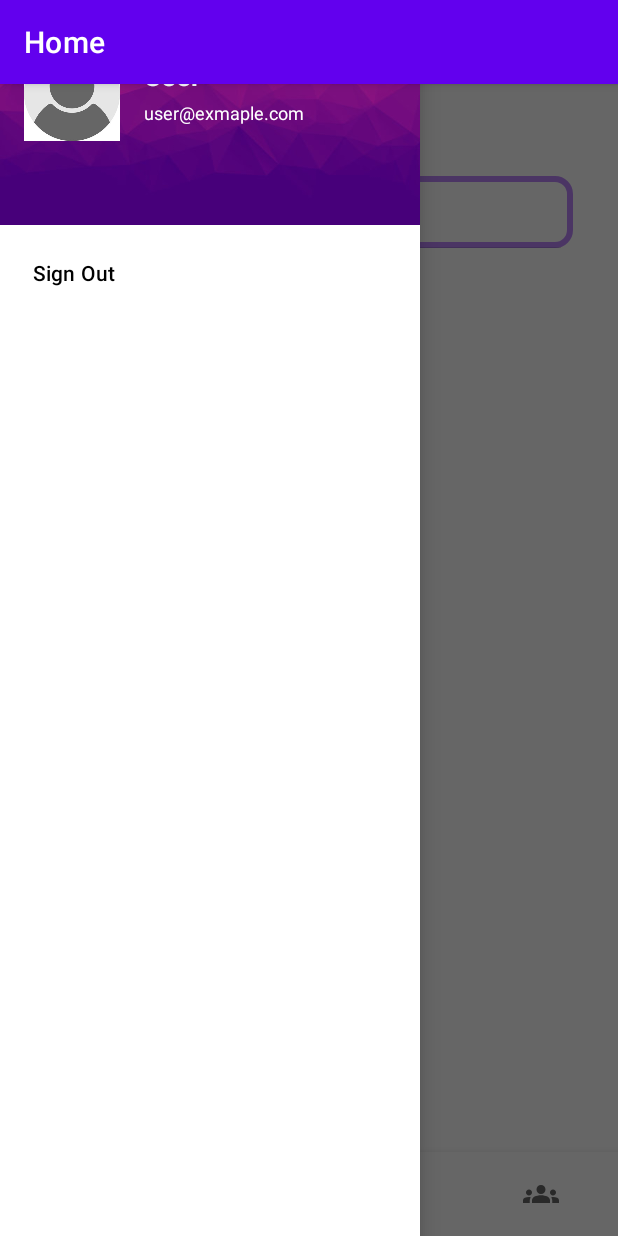
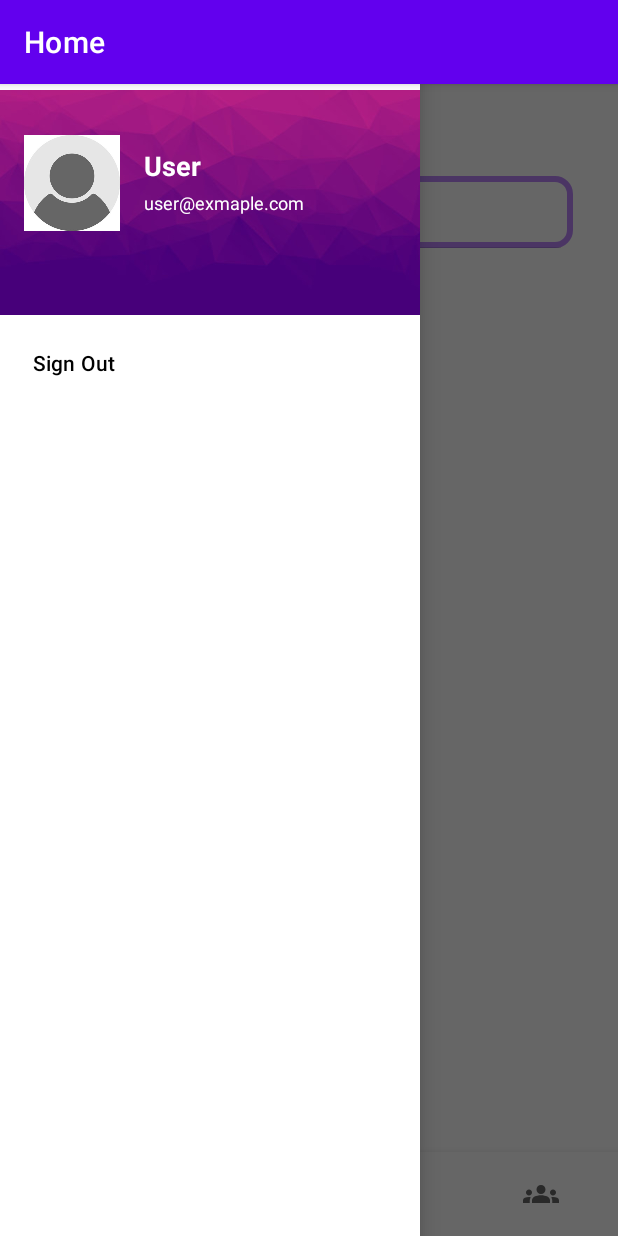
Before and after one commit to salmanayazz/screen-time-manager, an Android app: the screen it shows after launch (MainActivity), with the side drawer open, on a phone screen of 412 x 824 dp. Run offline under Robolectric (Android 15) with nearby library versions, the phone set to English and light mode, and no system bars; our stand-ins replace Firebase (no records; nobody signed in at launch, a user with empty details on screens opened directly), navigation-ui.

Commit message:
fixed the swipe bar temporarily

```diff
--- a/app/src/main/java/com/example/screentimemanager/ui/appsetting/AppSettingActivity.kt
+++ b/app/src/main/java/com/example/screentimemanager/ui/appsetting/AppSettingActivity.kt
@@ -14,7 +14,7 @@ import com.example.screentimemanager.data.local.app.AppDatabase
 import com.example.screentimemanager.data.local.usage.UsageDatabase
 import com.example.screentimemanager.data.repository.AppRepository
 import com.example.screentimemanager.data.repository.UsageRepository
-import com.example.screentimemanager.ui.AppSettingViewModel
+import com.example.screentimemanager.ui.appSetting.AppSettingViewModel
 import com.example.screentimemanager.util.Compat.getParcelableExtraCompat
 import com.google.android.material.switchmaterial.SwitchMaterial
 import com.google.firebase.database.FirebaseDatabase
--- a/app/src/main/java/com/example/screentimemanager/ui/AppSettingViewModel.kt
+++ b/app/src/main/java/com/example/screentimemanager/ui/appsetting/AppSettingViewModel.kt
@@ -1,4 +1,4 @@
-package com.example.screentimemanager.ui
+package com.example.screentimemanager.ui.appSetting
 
 import androidx.lifecycle.ViewModel
 import com.example.screentimemanager.data.local.app.App
--- a/app/src/main/java/com/example/screentimemanager/ui/appsetting/AppSettingViewModelFactory.kt
+++ b/app/src/main/java/com/example/screentimemanager/ui/appsetting/AppSettingViewModelFactory.kt
@@ -4,7 +4,7 @@ import androidx.lifecycle.ViewModel
 import androidx.lifecycle.ViewModelProvider
 import com.example.screentimemanager.data.repository.AppRepository
 import com.example.screentimemanager.data.repository.UsageRepository
-import com.example.screentimemanager.ui.AppSettingViewModel
+import com.example.screentimemanager.ui.appSetting.AppSettingViewModel
 
 
 /**
--- a/app/src/main/res/layout/activity_main.xml
+++ b/app/src/main/res/layout/activity_main.xml
@@ -7,6 +7,7 @@
     android:layout_width="match_parent"
     android:layout_height="match_parent"
     android:fitsSystemWindows="true">
+
     <com.google.android.material.navigation.NavigationView
         android:id="@+id/navigation_view"
         android:layout_width="wrap_content"
@@ -14,6 +15,9 @@
         android:layout_gravity="start"
         app:headerLayout="@layout/swipe_menu_layout"
         app:menu="@menu/drawer_menu" />
+    <androidx.coordinatorlayout.widget.CoordinatorLayout
+        android:layout_width="match_parent"
+        android:layout_height="match_parent">
         <androidx.constraintlayout.widget.ConstraintLayout
             android:id="@+id/container"
             android:layout_width="match_parent"
@@ -45,4 +49,5 @@
                 app:navGraph="@navigation/mobile_navigation" />
 
         </androidx.constraintlayout.widget.ConstraintLayout>
+    </androidx.coordinatorlayout.widget.CoordinatorLayout>
 </androidx.drawerlayout.widget.DrawerLayout>
--- a/app/src/main/res/layout/swipe_menu_layout.xml
+++ b/app/src/main/res/layout/swipe_menu_layout.xml
@@ -5,6 +5,7 @@
 
 
         <FrameLayout
+            android:layout_marginTop="60dp"
             android:id="@+id/login_banner_layout"
             android:layout_width="match_parent"
             android:layout_height="150dp">
```
Lines whose indentation alone changed are shown as unchanged.
